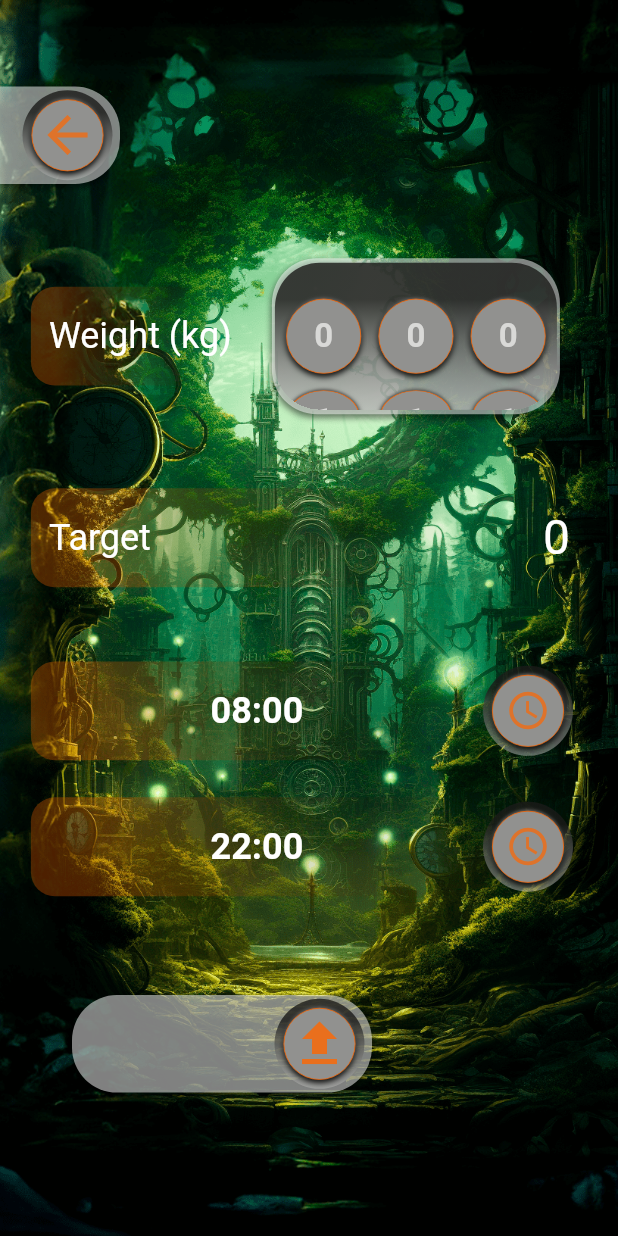
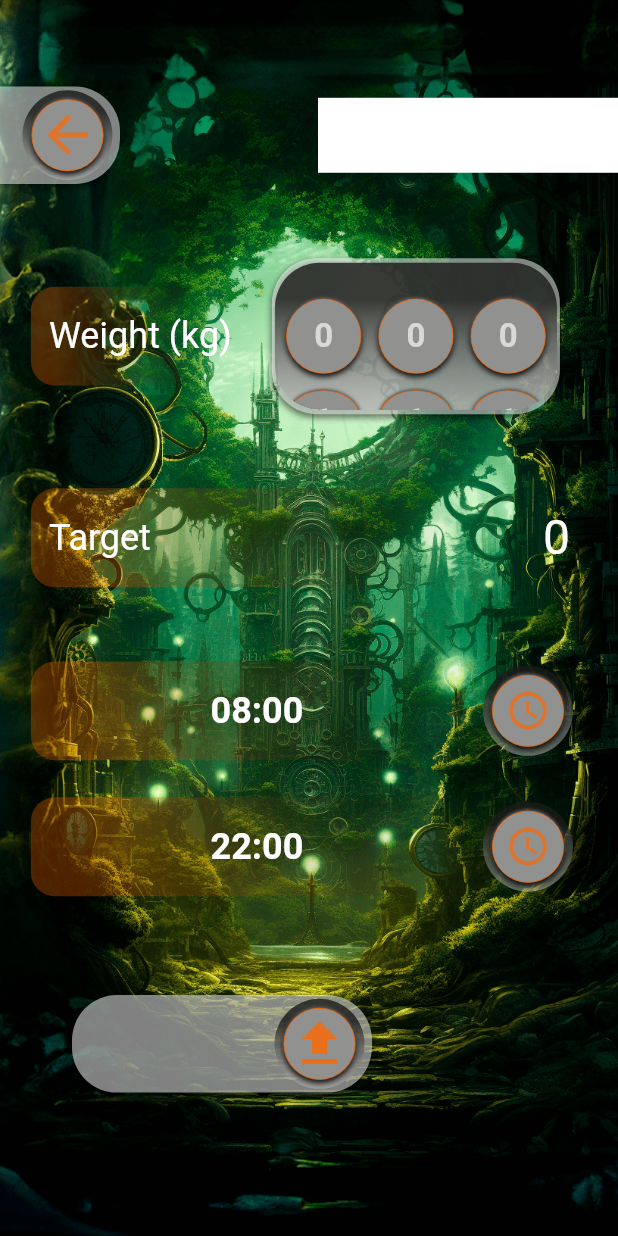
Before and after one commit to denissavishchev/today, a Flutter app: the WaterSettingsPage screen opened directly, on a phone screen of 412 x 824 dp. Run offline on Flutter 3.47's test engine with Material 2 defaults, Android fonts, the phone set to English and light mode, and no system bars; our stand-ins replace awesome_notifications, countup, easy_localization, hive, hive_flutter, percent_indicator; missing offline and left inert: flutter_ringtone_player, flutter_rounded_date_picker; accounts and stored records are empty.

Commit message:
water settings hive

```diff
--- a/lib/main.dart
+++ b/lib/main.dart
@@ -3,6 +3,7 @@ import 'package:provider/provider.dart';
 import 'package:today/constants.dart';
 import 'package:today/model/habit_storage_model.dart';
 import 'package:today/model/to_do_model.dart';
+import 'package:today/model/water_model.dart';
 import 'package:today/pages/main_page.dart';
 import 'package:today/providers/daily_provider.dart';
 import 'package:today/providers/habit_provider.dart';
@@ -24,11 +25,13 @@ Future main() async{
   Hive.registerAdapter(PercentModelAdapter());
   Hive.registerAdapter(HabitModelAdapter());
   Hive.registerAdapter(HabitStorageModelAdapter());
+  Hive.registerAdapter(WaterSettingsModelAdapter());
   await Hive.openBox<ToDoModel>('to_do_page');
   await Hive.openBox<DailyModel>('daily_page');
   await Hive.openBox<PercentModel>('percents');
   await Hive.openBox<HabitModel>('habits');
   await Hive.openBox<HabitStorageModel>('storage');
+  await Hive.openBox<WaterSettingsModel>('water_settings');
   AwesomeNotifications().initialize(
       null,
       [
--- a/lib/model/boxes.dart
+++ b/lib/model/boxes.dart
@@ -2,6 +2,7 @@ import 'package:hive/hive.dart';
 import 'package:today/model/habit_storage_model.dart';
 import 'package:today/model/percent_model.dart';
 import 'package:today/model/to_do_model.dart';
+import 'package:today/model/water_model.dart';
 import 'daily_model.dart';
 import 'habit_model.dart';
 
@@ -16,4 +17,6 @@ class Boxes {
       Hive.box<HabitModel>('habits');
   static Box<HabitStorageModel> addHabitStorageToBase() =>
       Hive.box<HabitStorageModel>('storage');
+  static Box<WaterSettingsModel> addWaterSettingsToBase() =>
+      Hive.box<WaterSettingsModel>('water_settings');
 }
--- /dev/null
+++ b/lib/model/water_model.dart
@@ -0,0 +1,12 @@
+import 'package:hive/hive.dart';
+part 'water_model.g.dart';
+
+@HiveType(typeId: 67)
+class WaterSettingsModel extends HiveObject{
+  @HiveField(0)
+  late int target;
+  @HiveField(1)
+  late String wakeUpTime;
+  @HiveField(2)
+  late String bedTime;
+}
--- a/lib/pages/water_settings_page.dart
+++ b/lib/pages/water_settings_page.dart
@@ -1,7 +1,10 @@
 import 'dart:ui';
 import 'package:flutter/material.dart';
+import 'package:hive_flutter/adapters.dart';
 import 'package:provider/provider.dart';
+import 'package:today/model/water_model.dart';
 import '../constants.dart';
+import '../model/boxes.dart';
 import '../providers/water_provider.dart';
 import '../widgets/fade_container_widget.dart';
 import '../widgets/side_button_widget.dart';
@@ -50,6 +53,26 @@ class WaterSettingsPage extends StatelessWidget {
                                     color: kOrange.withOpacity(0.7),
                                     size: 40,),),
                                 const Spacer(),
+                                ValueListenableBuilder(
+                                    valueListenable: Boxes.addWaterSettingsToBase().listenable(),
+                                    builder: (context, box, _){
+                                      final settings = box.values.toList().cast<WaterSettingsModel>();
+                                      return Container(
+                                        color: Colors.white,
+                                        height: 50,
+                                          width: 200,
+                                          child: ListView.builder(
+                                            itemCount: settings.length,
+                                              itemBuilder: (context, index){
+                                                return Column(
+                                                  children: [
+                                                    Text(settings[index].target.toString()),
+                                                    Text(settings[index].wakeUpTime.toString()),
+                                                    Text(settings[index].bedTime.toString()),
+                                                  ],
+                                                );
+                                              }));
+                                    })
                               ],
                             ),
                             SizedBox(height: size.height * 0.06,),
@@ -351,7 +374,7 @@ class WaterSettingsPage extends StatelessWidget {
                                       ),
                                       child: Center(
                                         child: GestureDetector(
-                                          onTap: () => data.wakeUpTimePicker(context),
+                                          onTap: () => data.bedTimePicker(context),
                                           child: Container(
                                             width: 48,
                                             height: 48,
```
Also changed, not shown: lib/providers/water_provider.dart (+9 -7 lines), lib/model/water_model.g.dart (added).
